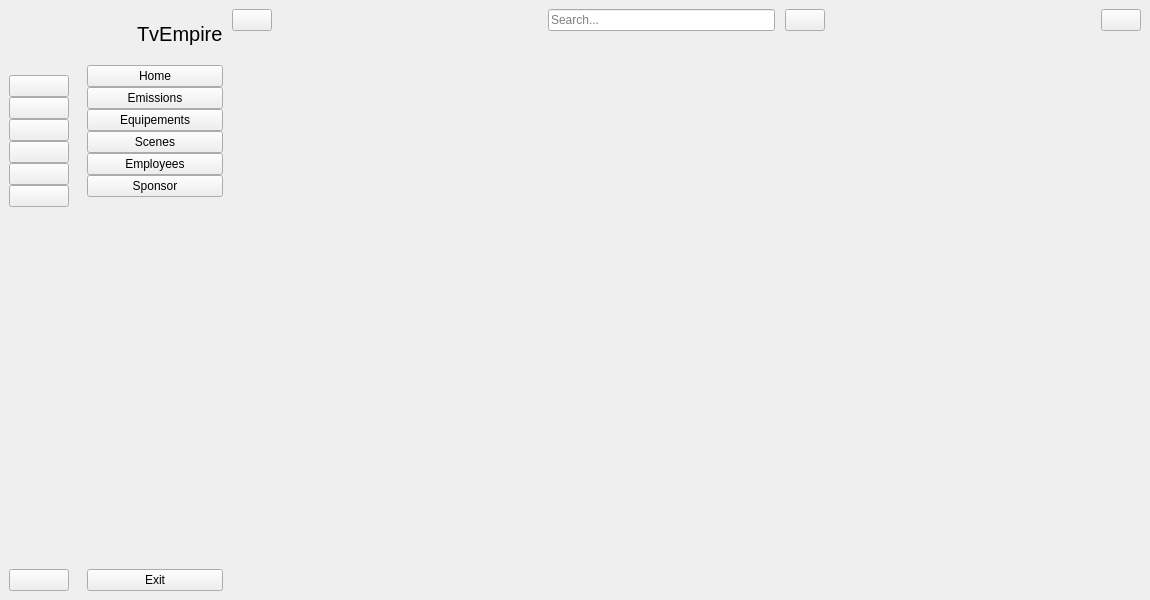
HyperDarkmoon/TVEmpire, file mainwindow.ui: the form before one commit.
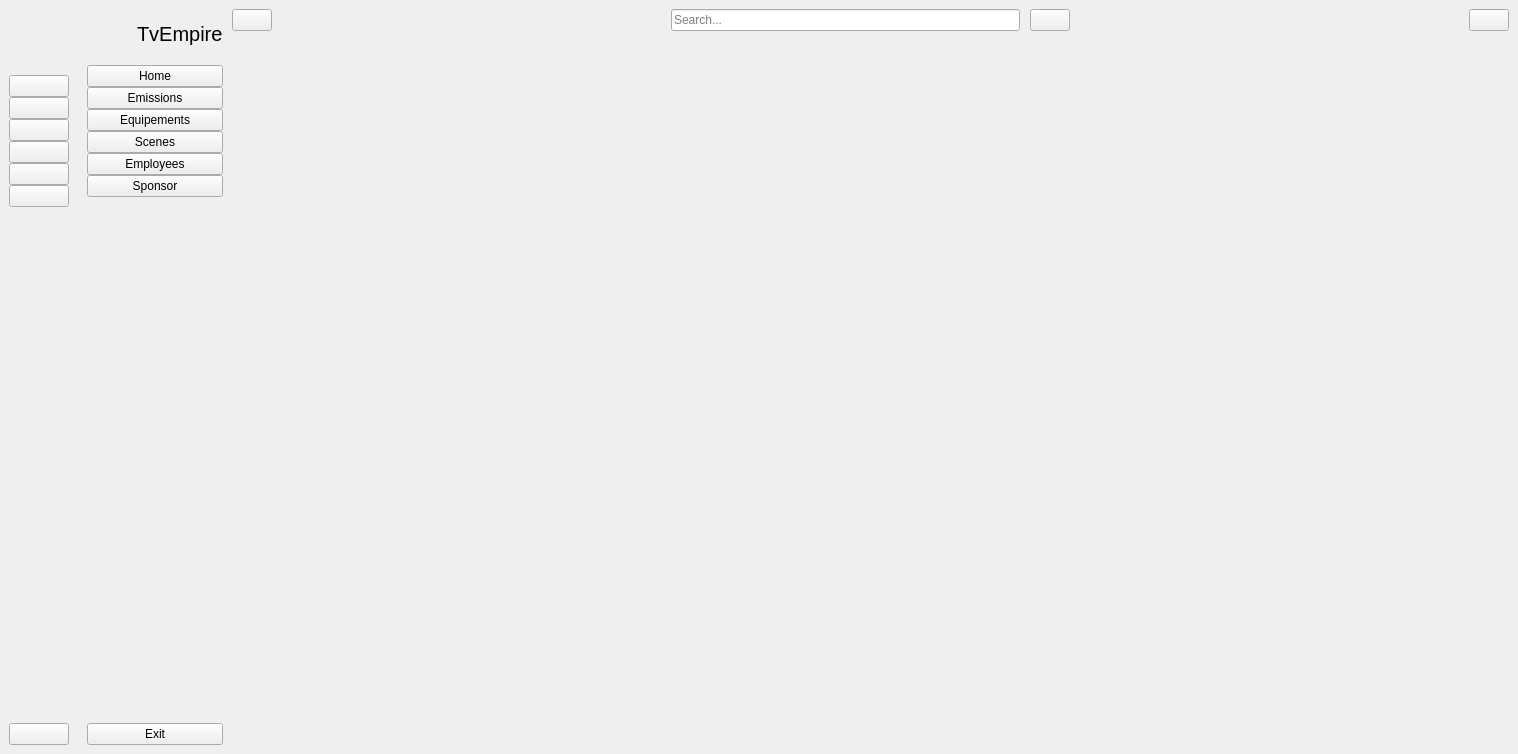
The form after the commit. Icons and pictures are not drawn. Custom widgets are drawn as their Qt base class.

Commit message: adjusted main window size

Patch:
```diff
--- a/mainwindow.ui
+++ b/mainwindow.ui
@@ -6,8 +6,8 @@
    <rect>
     <x>0</x>
     <y>0</y>
-    <width>1150</width>
-    <height>600</height>
+    <width>1518</width>
+    <height>754</height>
    </rect>
   </property>
   <property name="windowTitle">
```
The commit also changes 3 other files.
